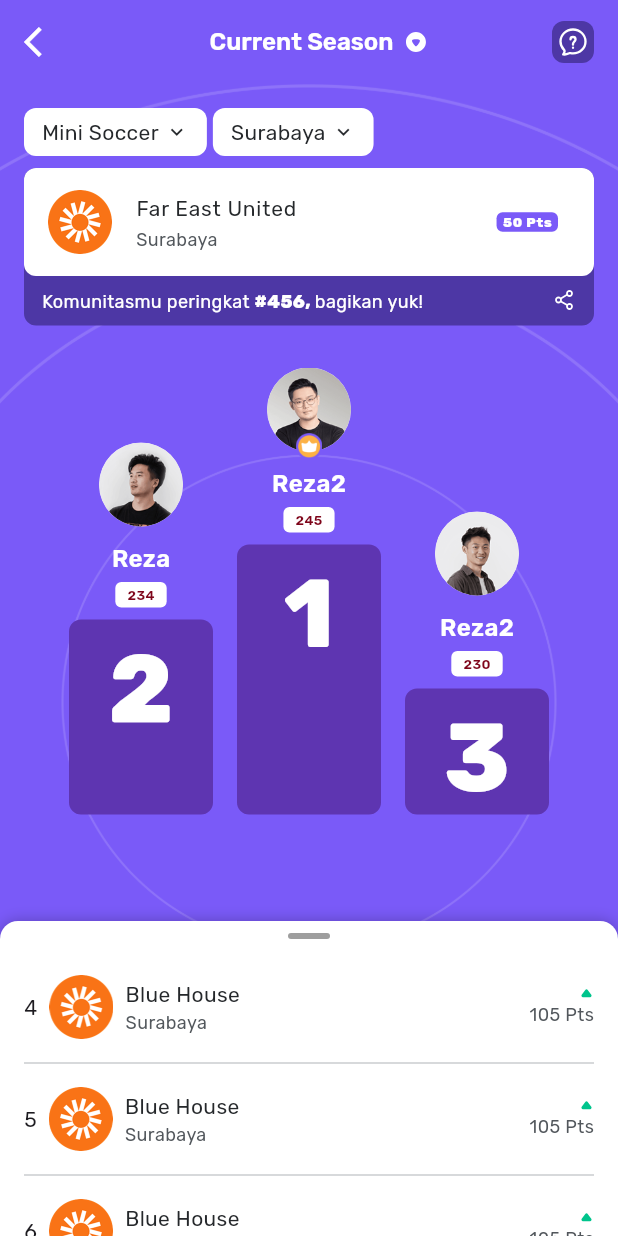
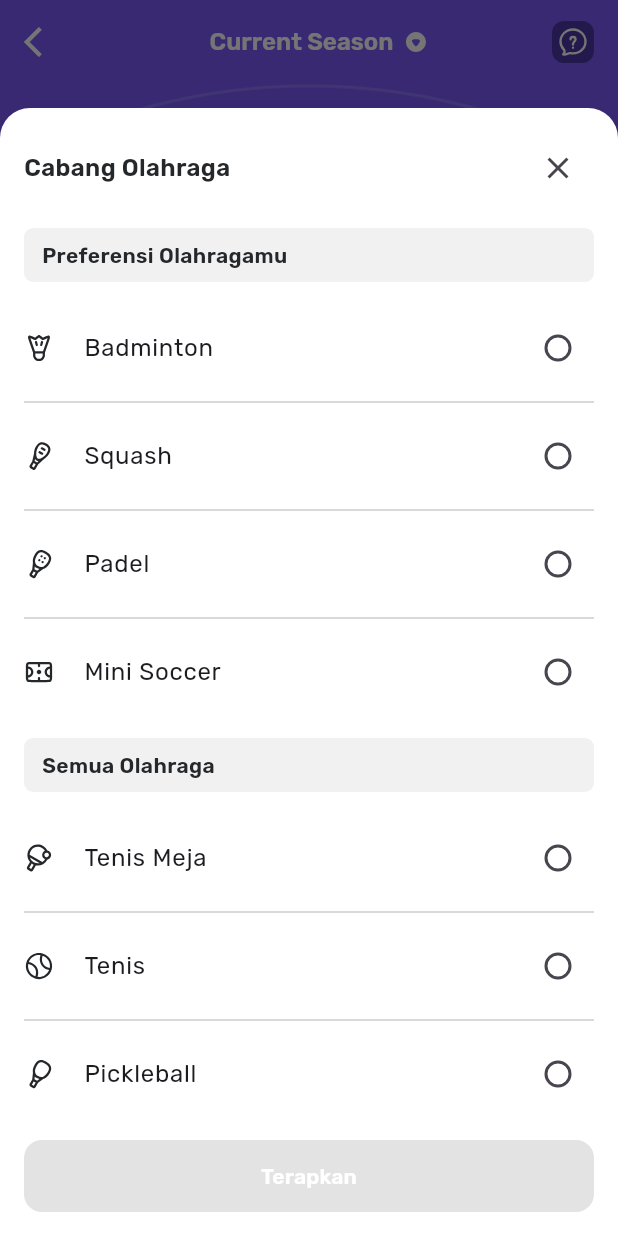
Before and after one commit to inisialer/leaderboard, a Flutter app: the screen it shows after launch, after a tap on "Mini Soccer", on a phone screen of 412 x 824 dp. Run offline on Flutter 3.47's test engine with Material 3 defaults, Android fonts, the phone set to English and light mode, and no system bars; drawn by our look-alikes of sliding_up_panel; our stand-ins replace dotted_line, flutter_bloc, flutter_svg, google_fonts.

Commit message:
update sport filter

```diff
--- /dev/null
+++ b/lib/bloc/sport/sport_cubit.dart
@@ -0,0 +1,17 @@
+import 'package:flutter_bloc/flutter_bloc.dart';
+import 'package:leaderboard_app/bloc/sport/sport_state.dart';
+import 'package:leaderboard_app/model/sport_dummy.dart';
+
+class SportCubit extends Cubit<SportState> {
+  SportCubit() : super(SportState());
+
+  void selectTempIndex(int index) {
+    emit(state.copyWith(selectedIndex: index));
+  }
+
+  void applySport(List<Sport> sports) {
+    if (state.selectedIndex != null) {
+      emit(state.copyWith(appliedSport: sports[state.selectedIndex!]));
+    }
+  }
+}
--- /dev/null
+++ b/lib/bloc/sport/sport_state.dart
@@ -0,0 +1,15 @@
+import 'package:leaderboard_app/model/sport_dummy.dart';
+
+class SportState {
+  final int? selectedIndex;
+  final Sport? appliedSport;
+
+  SportState({this.selectedIndex, this.appliedSport});
+
+  SportState copyWith({int? selectedIndex, Sport? appliedSport}) {
+    return SportState(
+      selectedIndex: selectedIndex ?? this.selectedIndex,
+      appliedSport: appliedSport ?? this.appliedSport,
+    );
+  }
+}
--- a/lib/main.dart
+++ b/lib/main.dart
@@ -2,6 +2,7 @@ import 'package:flutter/material.dart';
 import 'package:flutter_bloc/flutter_bloc.dart';
 import 'package:google_fonts/google_fonts.dart';
 import 'package:leaderboard_app/bloc/period/period_cubit.dart';
+import 'package:leaderboard_app/bloc/sport/sport_cubit.dart';
 import 'package:leaderboard_app/helper/color_helper.dart';
 import 'package:leaderboard_app/helper/text_helper.dart';
 import 'package:leaderboard_app/ui/home/home_screen.dart';
@@ -16,8 +17,15 @@ class MyApp extends StatelessWidget {
   // This widget is the root of your application.
   @override
   Widget build(BuildContext context) {
-    return BlocProvider(
-      create: (_) => PeriodCubit(),
+    return MultiBlocProvider(
+      providers: [
+        BlocProvider<PeriodCubit>(
+          create: (BuildContext context) => PeriodCubit(),
+        ),
+        BlocProvider<SportCubit>(
+          create: (BuildContext context) => SportCubit(),
+        ),
+      ],
       child: MaterialApp(
         title: 'Leaderboard',
         theme: ThemeData(
--- /dev/null
+++ b/lib/model/sport_dummy.dart
@@ -0,0 +1,36 @@
+class Sport {
+  final String name;
+  final String image;
+  final bool isPreferred; // biar bisa bedakan asalnya
+
+  Sport({
+    required this.name,
+    required this.image,
+    required this.isPreferred,
+  });
+}
+
+final List<Sport> preferredSports = [
+  Sport(
+      isPreferred: true,
+      name: "Badminton",
+      image: "assets/icons/ic_badminton.svg"),
+  Sport(isPreferred: true, name: "Squash", image: "assets/icons/ic_squash.svg"),
+  Sport(isPreferred: true, name: "Padel", image: "assets/icons/ic_padel.svg"),
+  Sport(
+      isPreferred: true,
+      name: "Mini Soccer",
+      image: "assets/icons/ic_futsal.svg"),
+];
+
+final List<Sport> allSports = [
+  Sport(
+      isPreferred: false,
+      name: "Tenis Meja",
+      image: "assets/icons/ic_tenis_meja.svg"),
+  Sport(isPreferred: false, name: "Tenis", image: "assets/icons/ic_tennis.svg"),
+  Sport(
+      isPreferred: false,
+      name: "Pickleball",
+      image: "assets/icons/ic_pickleball.svg"),
+];
--- a/lib/ui/home/home_screen.dart
+++ b/lib/ui/home/home_screen.dart
@@ -3,6 +3,8 @@ import 'package:flutter_bloc/flutter_bloc.dart';
 import 'package:flutter_svg/svg.dart';
 import 'package:leaderboard_app/bloc/period/period_cubit.dart';
 import 'package:leaderboard_app/bloc/period/period_state.dart';
+import 'package:leaderboard_app/bloc/sport/sport_cubit.dart';
+import 'package:leaderboard_app/bloc/sport/sport_state.dart';
 import 'package:leaderboard_app/helper/color_helper.dart';
 import 'package:leaderboard_app/helper/global_function.dart';
 import 'package:leaderboard_app/helper/text_helper.dart';
@@ -82,9 +84,15 @@ class _HomeScreenState extends State<HomeScreen> {
                 Row(
                   spacing: 4,
                   children: [
-                    CardDropdown(
-                      title: 'Mini Soccer',
-                      onTap: () {},
+                    BlocBuilder<SportCubit, SportState?>(
+                      builder: (context, sport) {
+                        return CardDropdown(
+                          title: sport?.appliedSport?.name ?? 'Mini Soccer',
+                          onTap: () {
+                            showSportPicker(context);
+                          },
+                        );
+                      },
                     ),
                     CardDropdown(
                       title: 'Surabaya',
--- /dev/null
+++ b/lib/widgets/sport_filter_dialog.dart
@@ -0,0 +1,145 @@
+import 'package:flutter/material.dart';
+import 'package:flutter_bloc/flutter_bloc.dart';
+import 'package:flutter_svg/svg.dart';
+import 'package:leaderboard_app/bloc/sport/sport_cubit.dart';
+import 'package:leaderboard_app/bloc/sport/sport_state.dart';
+import 'package:leaderboard_app/helper/color_helper.dart';
+import 'package:leaderboard_app/helper/text_helper.dart';
+import 'package:leaderboard_app/model/sport_dummy.dart';
+
+class SportFilterDialog extends StatelessWidget {
+  const SportFilterDialog({
+    super.key,
+    required this.cubit,
+  });
+
+  final SportCubit cubit;
+
+  @override
+  Widget build(BuildContext context) {
+    return BlocBuilder<SportCubit, SportState>(builder: (context, state) {
+      final allCombined = [...preferredSports, ...allSports];
+
+      return Column(
+        mainAxisSize: MainAxisSize.min,
+        spacing: 16,
+        children: [
+          Row(
+            mainAxisAlignment: MainAxisAlignment.spaceBetween,
+            children: [
+              Text(
+                "Cabang Olahraga",
+                style: black16w600,
+              ),
+              IconButton(
+                icon: const Icon(Icons.close),
+                onPressed: () => Navigator.pop(context),
+              ),
+            ],
+          ),
+          Container(
+            width: double.infinity,
+            padding: const EdgeInsets.symmetric(horizontal: 12, vertical: 8),
+            decoration: BoxDecoration(
+              color: Color(0xffF1F1F1),
+              borderRadius: BorderRadius.circular(6),
+            ),
+            child: Text(
+              "Preferensi Olahragamu",
+              style: black14w600,
+            ),
+          ),
+          ListView.separated(
+            separatorBuilder: (context, index) => Divider(
+              color: dividerColor,
+            ),
+            itemCount: preferredSports.length,
+            shrinkWrap: true,
+            physics: const ScrollPhysics(),
+            itemBuilder: (BuildContext context, int index) {
+              final period = preferredSports[index];
+
+              return ListTile(
+                contentPadding: EdgeInsets.zero,
+                leading: SvgPicture.asset(period.image),
+                title: Text(period.name),
+                trailing: Radio<int>(
+                  value: index,
+                  groupValue: state.selectedIndex,
+                  onChanged: (val) {
+                    if (val != null) {
+                      cubit.selectTempIndex(val);
+                    }
+                  },
+                ),
+                onTap: () => cubit.selectTempIndex(index),
+              );
+            },
+          ),
+          Container(
+            width: double.infinity,
+            padding: const EdgeInsets.symmetric(horizontal: 12, vertical: 8),
+            decoration: BoxDecoration(
+              color: Color(0xffF1F1F1),
+              borderRadius: BorderRadius.circular(6),
+            ),
+            child: Text(
+              "Semua Olahraga",
+              style: black14w600,
+            ),
+          ),
+          ListView.separated(
+            separatorBuilder: (context, index) => Divider(
+              color: dividerColor,
+            ),
+            itemCount: allSports.length,
+            shrinkWrap: true,
+            physics: const ScrollPhysics(),
+            itemBuilder: (BuildContext context, int index) {
+              final period = allSports[index];
+              final globalIndex = preferredSports.length + index;
+
+              return ListTile(
+                contentPadding: EdgeInsets.zero,
+                leading: SvgPicture.asset(period.image),
+                title: Text(period.name),
+                trailing: Radio<int>(
+                  value: globalIndex,
+                  groupValue: state.selectedIndex,
+                  onChanged: (val) {
+                    if (val != null) {
+                      cubit.selectTempIndex(val);
+                    }
+                  },
+                ),
+                onTap: () => cubit.selectTempIndex(globalIndex),
+              );
+            },
+          ),
+          SizedBox(
+            width: double.infinity,
+            child: ElevatedButton(
+              onPressed: state.selectedIndex == null
+                  ? null
+                  : () {
+                      cubit.applySport(allCombined);
+                      Navigator.pop(context);
+                    },
+              style: ElevatedButton.styleFrom(
+                backgroundColor: baseColor,
+                padding: const EdgeInsets.symmetric(vertical: 14),
+                shape: RoundedRectangleBorder(
+                  borderRadius: BorderRadius.circular(12),
+                ),
+              ),
+              child: Text(
+                "Terapkan",
+                style: white14w400,
+              ),
+            ),
+          ),
+        ],
+      );
+    });
+  }
+}
```
Also changed, not shown: lib/helper/global_function.dart (+9 -81 lines), lib/model/leaderboard_dummy.dart (deleted, +0 -98 lines), lib/widgets/period_filter_dialog.dart (added, +98 -0 lines).
